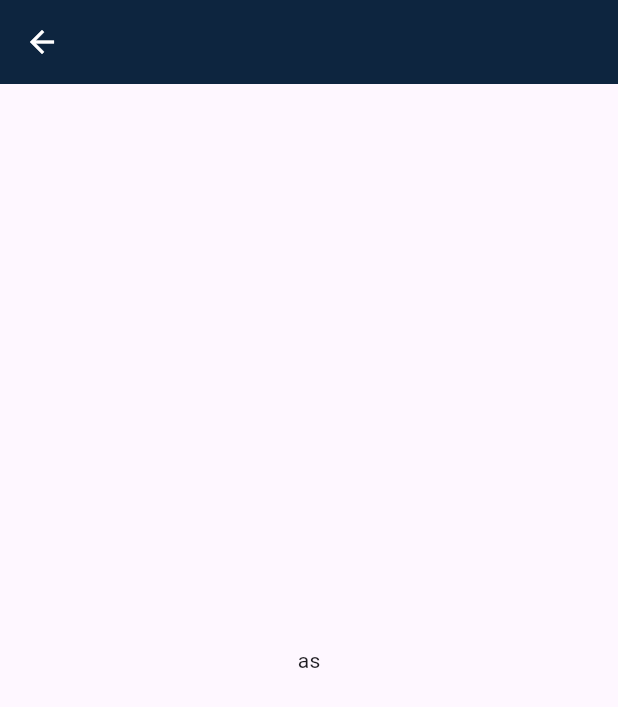
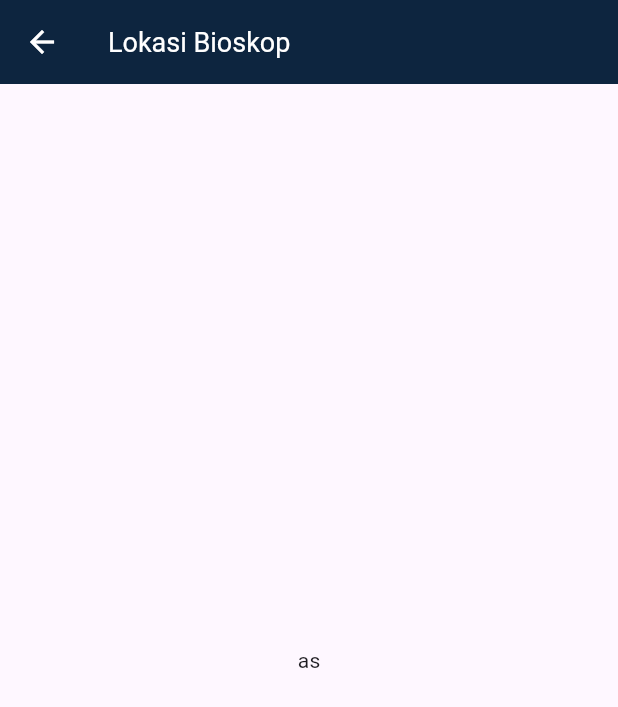
Before and after one commit to yosafat72/flutter-tix, a Flutter app: the LocationTheaterPicker screen opened by its route, on a phone screen of 412 x 824 dp. Shown: the top 707 px of the screen. Run offline on Flutter 3.47's test engine with Material 3 defaults, Android fonts, the phone set to English and light mode, and no system bars; our stand-ins replace carousel_slider, hexcolor.

Commit message:
AppBarWithBackButton
Change fontSize & change color

```diff
--- a/lib/src/views/widgets/appbar.with.back.button.dart
+++ b/lib/src/views/widgets/appbar.with.back.button.dart
@@ -20,14 +20,21 @@ PreferredSizeWidget AppBarWithBackButton(
       onPressed: () {
         Navigator.popAndPushNamed(context, routeName);
       },
-      icon: Icon(
+      icon: const Icon(
         Icons.arrow_back, // Use the appropriate back arrow icon
         color: Colors.white,
       ),
     ),
     title: SizedBox(
-      height: 30.0,
-      child: Text(title),
-    ),
+        height: 30.0,
+        child: Column(
+          mainAxisAlignment: MainAxisAlignment.center,
+          children: [
+            Text(
+              title,
+              style: const TextStyle(color: Colors.white, fontSize: 18.0),
+            ),
+          ],
+        )),
   );
 }
--- a/lib/src/views/widgets/location.theater.picker.dart
+++ b/lib/src/views/widgets/location.theater.picker.dart
@@ -1,4 +1,5 @@
 import 'package:flutter/material.dart';
+import 'package:flutter_movie/res/app_context_extension.dart';
 import 'package:flutter_movie/src/routes/route.dart';
 import 'package:flutter_movie/src/views/widgets/appbar.with.back.button.dart';
 
@@ -13,7 +14,10 @@ class LocationTheaterPickerWidget extends State<LocationTheaterPicker> {
   @override
   Widget build(BuildContext context) {
     return Scaffold(
-      appBar: AppBarWithBackButton(context, "", RouteConstanta.dashboardView),
+      appBar: AppBarWithBackButton(
+          context,
+          context.resources.strings.locationTheaterPicker,
+          RouteConstanta.dashboardView),
       body: Center(
         child: Text("as"),
       ),
```
